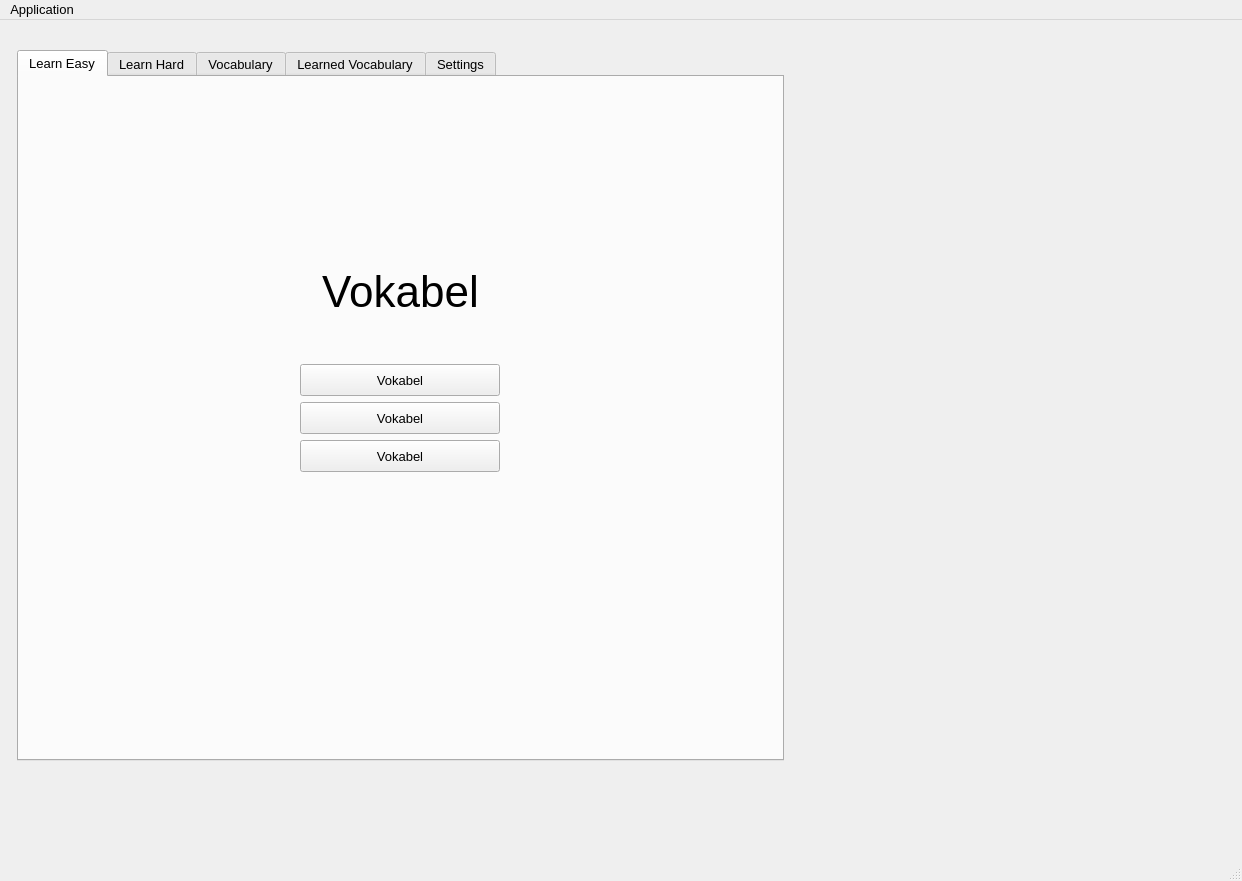
Above: main.ui from DevWizard100/Wizard-Vokabeltrainer before the change. Below: the same form after it.
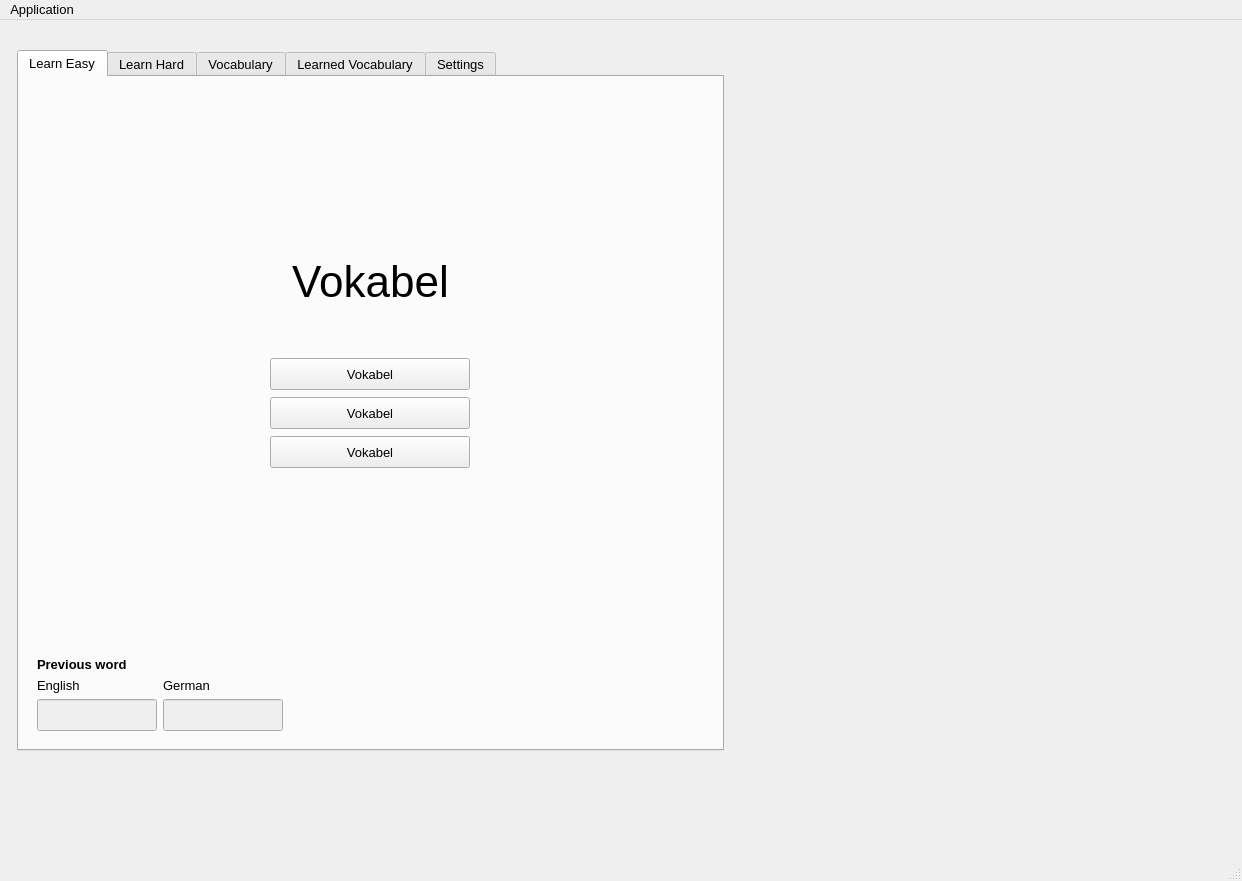
That is the form after the change. The open tabs and pages were chosen to show the change.

Commit message: Added previous word view to easy mode

Diff of the .ui file:
```diff
--- a/main.ui
+++ b/main.ui
@@ -27,8 +27,8 @@
      <rect>
       <x>0</x>
       <y>20</y>
-      <width>801</width>
-      <height>721</height>
+      <width>741</width>
+      <height>711</height>
      </rect>
     </property>
     <layout class="QHBoxLayout" name="horizontalLayout">
@@ -62,10 +62,15 @@
          <string>Learn Easy</string>
         </attribute>
         <layout class="QGridLayout" name="gridLayout">
-         <item row="6" column="0">
+         <item row="0" column="0">
+          <widget class="QWidget" name="widget" native="true">
+           <layout class="QVBoxLayout" name="verticalLayout_2">
+            <item>
+             <layout class="QVBoxLayout" name="verticalLayout">
+              <item>
           <widget class="QWidget" name="widget_2" native="true"/>
          </item>
-         <item row="2" column="0">
+              <item>
           <widget class="QLabel" name="vokabelEasyLabel">
            <property name="minimumSize">
             <size>
@@ -90,10 +95,18 @@
            </property>
           </widget>
          </item>
-         <item row="7" column="0">
-          <widget class="QWidget" name="widget_3" native="true"/>
-         </item>
-         <item row="3" column="0" alignment="Qt::AlignmentFlag::AlignHCenter">
+             </layout>
+            </item>
+            <item>
+             <widget class="QWidget" name="widget_3" native="true">
+              <property name="maximumSize">
+               <size>
+                <width>16777215</width>
+                <height>130</height>
+               </size>
+              </property>
+              <layout class="QVBoxLayout" name="verticalLayout_9">
+               <item alignment="Qt::AlignmentFlag::AlignHCenter">
           <widget class="QPushButton" name="choose1Btn">
            <property name="sizePolicy">
             <sizepolicy hsizetype="Minimum" vsizetype="Fixed">
@@ -127,38 +140,7 @@
            </property>
           </widget>
          </item>
-         <item row="0" column="0">
-          <widget class="QWidget" name="widget" native="true"/>
-         </item>
-         <item row="5" column="0" alignment="Qt::AlignmentFlag::AlignHCenter">
-          <widget class="QPushButton" name="choose3Btn">
-           <property name="sizePolicy">
-            <sizepolicy hsizetype="Minimum" vsizetype="Fixed">
-             <horstretch>0</horstretch>
-             <verstretch>0</verstretch>
-            </sizepolicy>
-           </property>
-           <property name="minimumSize">
-            <size>
-             <width>200</width>
-             <height>32</height>
-            </size>
-           </property>
-           <property name="maximumSize">
-            <size>
-             <width>200</width>
-             <height>32</height>
-            </size>
-           </property>
-           <property name="cursor">
-            <cursorShape>PointingHandCursor</cursorShape>
-           </property>
-           <property name="text">
-            <string>Vokabel</string>
-           </property>
-          </widget>
-         </item>
-         <item row="4" column="0" alignment="Qt::AlignmentFlag::AlignHCenter">
+               <item alignment="Qt::AlignmentFlag::AlignHCenter">
           <widget class="QPushButton" name="choose2Btn">
            <property name="sizePolicy">
             <sizepolicy hsizetype="Minimum" vsizetype="Fixed">
@@ -186,6 +168,171 @@
            </property>
           </widget>
          </item>
+               <item alignment="Qt::AlignmentFlag::AlignHCenter">
+                <widget class="QPushButton" name="choose3Btn">
+                 <property name="sizePolicy">
+                  <sizepolicy hsizetype="Minimum" vsizetype="Fixed">
+                   <horstretch>0</horstretch>
+                   <verstretch>0</verstretch>
+                  </sizepolicy>
+                 </property>
+                 <property name="minimumSize">
+                  <size>
+                   <width>200</width>
+                   <height>32</height>
+                  </size>
+                 </property>
+                 <property name="maximumSize">
+                  <size>
+                   <width>200</width>
+                   <height>32</height>
+                  </size>
+                 </property>
+                 <property name="cursor">
+                  <cursorShape>PointingHandCursor</cursorShape>
+                 </property>
+                 <property name="text">
+                  <string>Vokabel</string>
+                 </property>
+                </widget>
+               </item>
+              </layout>
+             </widget>
+            </item>
+            <item>
+             <layout class="QVBoxLayout" name="verticalLayout_8">
+              <item>
+               <widget class="QWidget" name="widget_12" native="true"/>
+              </item>
+              <item>
+               <layout class="QGridLayout" name="gridLayout_6">
+                <item row="2" column="2">
+                 <widget class="QWidget" name="widget_6" native="true"/>
+                </item>
+                <item row="1" column="1">
+                 <widget class="QLabel" name="label_7">
+                  <property name="minimumSize">
+                   <size>
+                    <width>0</width>
+                    <height>15</height>
+                   </size>
+                  </property>
+                  <property name="maximumSize">
+                   <size>
+                    <width>16777215</width>
+                    <height>15</height>
+                   </size>
+                  </property>
+                  <property name="font">
+                   <font>
+                    <pointsize>10</pointsize>
+                   </font>
+                  </property>
+                  <property name="text">
+                   <string>German</string>
+                  </property>
+                 </widget>
+                </item>
+                <item row="2" column="0">
+                 <widget class="QLineEdit" name="easyPreviewEnglishLineEdit">
+                  <property name="enabled">
+                   <bool>false</bool>
+                  </property>
+                  <property name="minimumSize">
+                   <size>
+                    <width>0</width>
+                    <height>32</height>
+                   </size>
+                  </property>
+                  <property name="maximumSize">
+                   <size>
+                    <width>120</width>
+                    <height>32</height>
+                   </size>
+                  </property>
+                  <property name="readOnly">
+                   <bool>true</bool>
+                  </property>
+                 </widget>
+                </item>
+                <item row="2" column="1">
+                 <widget class="QLineEdit" name="easyPreviewGermanLineEdit">
+                  <property name="enabled">
+                   <bool>false</bool>
+                  </property>
+                  <property name="minimumSize">
+                   <size>
+                    <width>0</width>
+                    <height>32</height>
+                   </size>
+                  </property>
+                  <property name="maximumSize">
+                   <size>
+                    <width>120</width>
+                    <height>32</height>
+                   </size>
+                  </property>
+                  <property name="readOnly">
+                   <bool>true</bool>
+                  </property>
+                 </widget>
+                </item>
+                <item row="0" column="0">
+                 <widget class="QLabel" name="label_6">
+                  <property name="minimumSize">
+                   <size>
+                    <width>0</width>
+                    <height>15</height>
+                   </size>
+                  </property>
+                  <property name="maximumSize">
+                   <size>
+                    <width>16777215</width>
+                    <height>15</height>
+                   </size>
+                  </property>
+                  <property name="font">
+                   <font>
+                    <pointsize>10</pointsize>
+                    <bold>true</bold>
+                   </font>
+                  </property>
+                  <property name="text">
+                   <string>Previous word</string>
+                  </property>
+                 </widget>
+                </item>
+                <item row="1" column="0">
+                 <widget class="QLabel" name="label_8">
+                  <property name="minimumSize">
+                   <size>
+                    <width>0</width>
+                    <height>15</height>
+                   </size>
+                  </property>
+                  <property name="maximumSize">
+                   <size>
+                    <width>16777215</width>
+                    <height>15</height>
+                   </size>
+                  </property>
+                  <property name="font">
+                   <font>
+                    <pointsize>10</pointsize>
+                   </font>
+                  </property>
+                  <property name="text">
+                   <string>English</string>
+                  </property>
+                 </widget>
+                </item>
+               </layout>
+              </item>
+             </layout>
+            </item>
+           </layout>
+          </widget>
+         </item>
         </layout>
        </widget>
        <widget class="QWidget" name="tab">
```
Left out of the diff: 9 changed lines with no effect on the pictures. Lines whose indentation alone changed are shown as unchanged. The commit also changes 3 other files.
